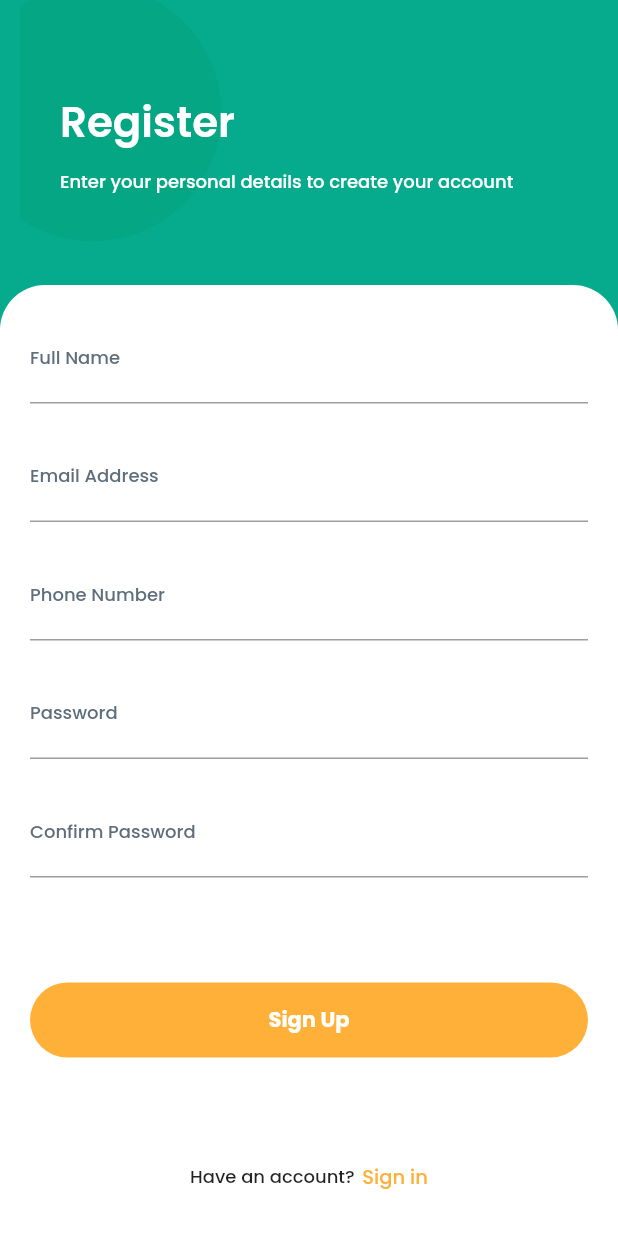
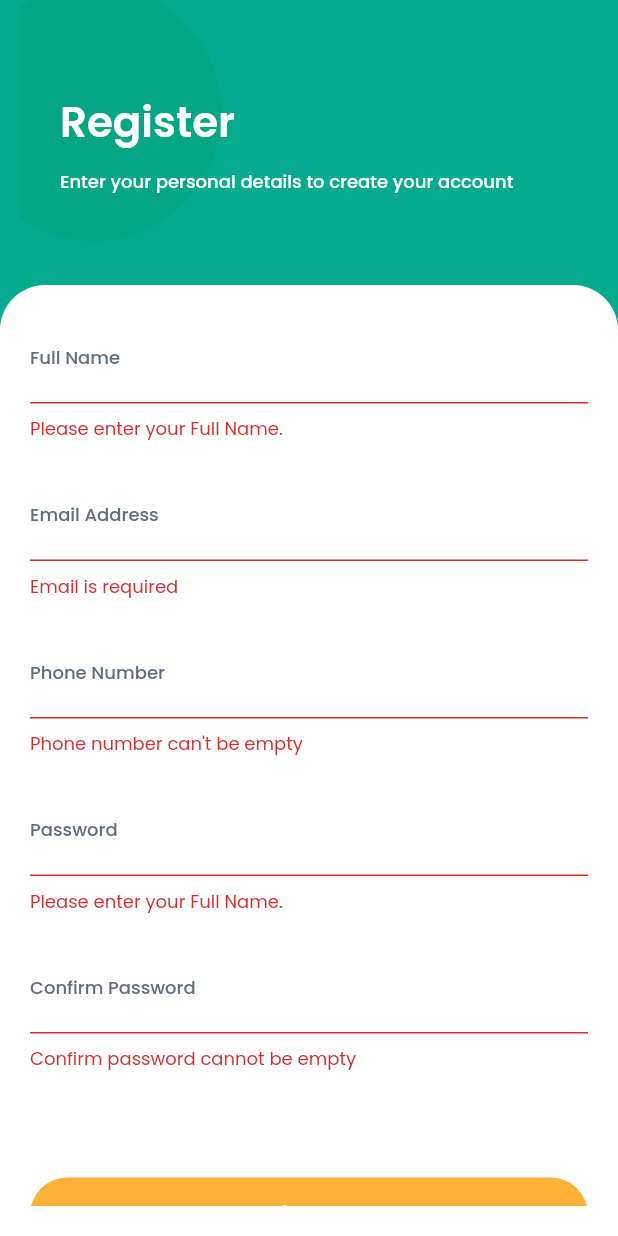
Before and after one commit to MurtazaFlutter/Shop-App-provider, a Flutter app: the SignUpSceen screen opened directly, after a tap on "Sign Up", on a phone screen of 412 x 824 dp. Run offline on Flutter 3.47's test engine with Material 2 defaults, Android fonts, the phone set to English and light mode, and no system bars; our stand-ins replace flutter_svg, google_fonts.

Commit message:
Form Validation added

```diff
--- a/lib/common/custom_text_field.dart
+++ b/lib/common/custom_text_field.dart
@@ -4,12 +4,16 @@ import '../utils/constants.dart';
 class CustomTextField extends StatelessWidget {
   final String labelText;
   final String hinText;
+  final TextInputType textInputType;
+  final FormFieldValidator formFieldValidator;
   final TextEditingController controller;
   final bool obSecure;
 
   const CustomTextField(
       {Key? key,
       required this.labelText,
+      required this.formFieldValidator,
+      required this.textInputType,
       required this.hinText,
       required this.controller,
       this.obSecure = false})
@@ -18,6 +22,8 @@ class CustomTextField extends StatelessWidget {
   @override
   Widget build(BuildContext context) {
     return TextFormField(
+      keyboardType: textInputType,
+      validator: formFieldValidator,
       obscureText: obSecure,
       controller: controller,
       decoration: InputDecoration(
--- /dev/null
+++ b/lib/common/validator.dart
@@ -0,0 +1,89 @@
+import 'package:flutter/material.dart';
+import '../features/homepage/views/home.dart';
+
+class ValidatorMethods {
+  //Controllers
+  static TextEditingController fullNamecontroller = TextEditingController();
+  static TextEditingController emailController = TextEditingController();
+  static TextEditingController phoneNumbercontroller = TextEditingController();
+  static TextEditingController passwordController = TextEditingController();
+  static TextEditingController confirmPasswordController =
+      TextEditingController();
+  static final loginFormKey = GlobalKey<FormState>();
+  static final signUpFormKey = GlobalKey<FormState>();
+
+//Validations
+  validateFullName(String? value) {
+    if (value == null || value.isEmpty) {
+      return 'Please enter your Full Name.';
+    }
+    if (value.length < 3) {
+      return 'Full name must be at least 3 characters long.';
+    }
+    return null;
+  }
+
+  final emailRegex = RegExp(r'^[\w-\.]+@([\w-]+\.)+[\w-]{2,4}$');
+
+  String validateEmail(String value) {
+    if (value.isEmpty) {
+      return "Email is required";
+    }
+    if (!emailRegex.hasMatch(value)) {
+      return 'Please enter a valid email';
+    }
+    return '';
+  }
+
+  final phoneRegex = RegExp(r'^\d{10}$');
+  String? validatePhone(String? value) {
+    if (value!.isEmpty) {
+      return 'Phone number can\'t be empty';
+    }
+    if (!phoneRegex.hasMatch(value)) {
+      return 'Please enter a valid 10 digit phone number';
+    }
+    return null;
+  }
+
+  String? validatePassword(String? value) {
+    if (value == null || value.isEmpty) {
+      return 'Please enter a password.';
+    }
+    if (value.length < 8) {
+      return 'Password must be at least 8 characters long.';
+    }
+    return null;
+  }
+
+  String? validateConfirmPassword(
+      String? passwordValue, String? confirmPasswordValue) {
+    if (confirmPasswordValue!.isEmpty) {
+      return 'Confirm password cannot be empty';
+    }
+    if (passwordValue != confirmPasswordValue) {
+      return 'Passwords do not match';
+    }
+    return null;
+  }
+
+  static String? loginFormSubmit(BuildContext context) {
+    if (loginFormKey.currentState!.validate()) {
+      Navigator.pushAndRemoveUntil(
+          context,
+          MaterialPageRoute(builder: ((context) => const Home())),
+          (route) => false);
+    }
+    return null;
+  }
+
+  static String? signUpFormSubmit(BuildContext context) {
+    if (signUpFormKey.currentState!.validate()) {
+      Navigator.pushAndRemoveUntil(
+          context,
+          MaterialPageRoute(builder: ((context) => const Home())),
+          (route) => false);
+    }
+    return null;
+  }
+}
--- a/lib/features/Auth/views/sign_up_screen.dart
+++ b/lib/features/Auth/views/sign_up_screen.dart
@@ -1,5 +1,6 @@
 import 'package:flutter/material.dart';
 import 'package:shopping_app/common/default_button.dart';
+import 'package:shopping_app/common/validator.dart';
 import 'package:shopping_app/features/Auth/views/sign_in_screen.dart';
 import 'package:shopping_app/features/Auth/widgets/account_select.dart';
 import '../../../common/custom_text_field.dart';
@@ -13,21 +14,19 @@ class SignUpSceen extends StatefulWidget {
 }
 
 class _SignUpSceenState extends State<SignUpSceen> {
-  TextEditingController fullNamecontroller = TextEditingController();
-  TextEditingController emailController = TextEditingController();
-  TextEditingController phoneNumbercontroller = TextEditingController();
-  TextEditingController passwordController = TextEditingController();
-  TextEditingController confirmPasswordController = TextEditingController();
-
   @override
   void dispose() {
-    fullNamecontroller.dispose();
-    emailController.dispose();
-    phoneNumbercontroller.dispose();
-    passwordController.dispose();
-    confirmPasswordController.dispose();
+    ValidatorMethods.fullNamecontroller.dispose();
+    ValidatorMethods.emailController.dispose();
+    ValidatorMethods.phoneNumbercontroller.dispose();
+    ValidatorMethods.passwordController.dispose();
+    ValidatorMethods.confirmPasswordController.dispose();
     super.dispose();
   }
+
+  // void submitForm() {
+  //   if()
+  // }
 
   @override
   Widget build(BuildContext context) {
@@ -36,6 +35,8 @@ class _SignUpSceenState extends State<SignUpSceen> {
         height: double.infinity,
         width: double.infinity,
         color: const Color(0xff06AB8D),
+        child: Form(
+          key: ValidatorMethods.signUpFormKey,
           child: Column(
             children: [
               const HeaderWidget(
@@ -59,41 +60,57 @@ class _SignUpSceenState extends State<SignUpSceen> {
                     child: Column(
                       children: [
                         CustomTextField(
+                          textInputType: TextInputType.name,
+                          formFieldValidator: (value) =>
+                              ValidatorMethods().validateFullName(value),
                           labelText: 'Full Name',
                           hinText: 'Ghullam Murtaza',
-                        controller: fullNamecontroller,
+                          controller: ValidatorMethods.fullNamecontroller,
                         ),
                         const SizedBox(
                           height: 20,
                         ),
                         CustomTextField(
+                          textInputType: TextInputType.emailAddress,
+                          formFieldValidator: (value) =>
+                              ValidatorMethods().validateEmail(value),
                           labelText: 'Email Address',
                           hinText: 'example@gmail.com',
-                        controller: emailController,
+                          controller: ValidatorMethods.emailController,
                         ),
                         const SizedBox(
                           height: 20,
                         ),
                         CustomTextField(
+                          textInputType: TextInputType.phone,
+                          formFieldValidator: (value) =>
+                              ValidatorMethods().validatePhone(value),
                           labelText: 'Phone Number',
                           hinText: '+92 347 2536415',
-                        controller: phoneNumbercontroller,
+                          controller: ValidatorMethods.phoneNumbercontroller,
                         ),
                         const SizedBox(
                           height: 20,
                         ),
                         CustomTextField(
+                          textInputType: TextInputType.visiblePassword,
+                          formFieldValidator: (value) =>
+                              ValidatorMethods().validateFullName(value),
                           labelText: 'Password',
                           hinText: '*******',
-                        controller: passwordController,
+                          controller: ValidatorMethods.passwordController,
                         ),
                         const SizedBox(
                           height: 20,
                         ),
                         CustomTextField(
+                          textInputType: TextInputType.visiblePassword,
+                          formFieldValidator: (value) => ValidatorMethods()
+                              .validateConfirmPassword(value, value),
                           labelText: 'Confirm Password',
                           hinText: '******',
-                        controller: confirmPasswordController,
+                          controller:
+                              ValidatorMethods.confirmPasswordController,
                         ),
                         const SizedBox(
                           height: 70,
@@ -102,7 +119,9 @@ class _SignUpSceenState extends State<SignUpSceen> {
                           buttonTitle: 'Sign Up',
                           width: double.infinity,
                           height: 50,
-                        onTap: () {},
+                          onTap: () {
+                            ValidatorMethods.signUpFormSubmit(context);
+                          },
                         ),
                         const SizedBox(
                           height: 70,
@@ -126,6 +145,7 @@ class _SignUpSceenState extends State<SignUpSceen> {
             ],
           ),
         ),
+      ),
     );
   }
 }
--- a/lib/features/detailscreen/widgets/product_info.dart
+++ b/lib/features/detailscreen/widgets/product_info.dart
@@ -1,6 +1,4 @@
 import 'package:flutter/cupertino.dart';
-import 'package:flutter_svg/svg.dart';
-
 import '../../../utils/constants.dart';
 import '../../../utils/size_config.dart';
 
@@ -39,10 +37,6 @@ class ProductInfo extends StatelessWidget {
               ),
               Row(
                 children: [
-                  SvgPicture.asset('lib/assets/icons/apple.svg'),
-                  const SizedBox(
-                    width: 5,
-                  ),
                   Text(
                     storeTitle,
                     style: kMedium.copyWith(
--- a/lib/main.dart
+++ b/lib/main.dart
@@ -1,8 +1,7 @@
 import 'package:flutter/material.dart';
 import 'package:flutter/services.dart';
 import 'package:google_fonts/google_fonts.dart';
-
-import 'features/homepage/views/home.dart';
+import 'package:shopping_app/features/Auth/views/sign_in_screen.dart';
 
 void main() {
   runApp(const MyApp());
@@ -24,6 +23,7 @@ class MyApp extends StatelessWidget {
           ))),
       debugShowCheckedModeBanner: false,
       title: 'Flutter Demo',
-        home: const Home());
+      home: const SignInScreen(),
+    );
   }
 }
```
Also changed, not shown: lib/features/Auth/views/sign_in_screen.dart (+11 -2 lines), lib/features/detailscreen/views/product_detail_screen.dart (+7 -3 lines), lib/assets/icons/apple store.svg (added). Lines whose indentation alone changed are shown as unchanged.
